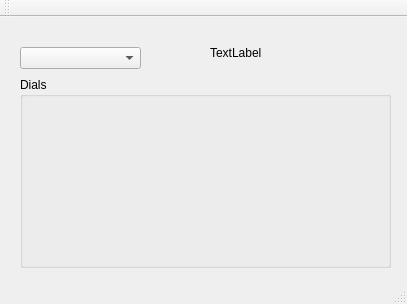
The window that mainwindow.ui (AlexPelmen/RaskolBass) describes before a commit, drawn with Qt 5.
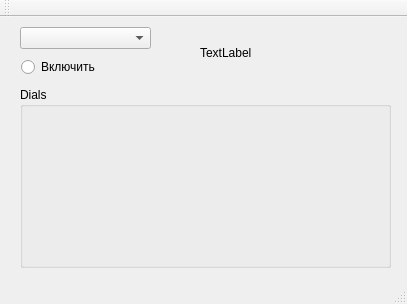
The same window after the commit.

The edit to the form file:
```diff
--- a/mainwindow.ui
+++ b/mainwindow.ui
@@ -17,9 +17,9 @@
    <widget class="QLabel" name="label">
     <property name="geometry">
      <rect>
-      <x>210</x>
+      <x>200</x>
       <y>10</y>
-      <width>181</width>
+      <width>191</width>
       <height>51</height>
      </rect>
     </property>
@@ -31,8 +31,8 @@
     <property name="geometry">
      <rect>
       <x>20</x>
-      <y>30</y>
-      <width>121</width>
+      <y>10</y>
+      <width>131</width>
       <height>22</height>
      </rect>
     </property>
@@ -44,15 +44,28 @@
     <property name="geometry">
      <rect>
       <x>20</x>
-      <y>60</y>
+      <y>70</y>
       <width>371</width>
-      <height>191</height>
+      <height>181</height>
      </rect>
     </property>
     <property name="title">
      <string>Dials</string>
     </property>
    </widget>
+   <widget class="QRadioButton" name="radioButton">
+    <property name="geometry">
+     <rect>
+      <x>21</x>
+      <y>40</y>
+      <width>81</width>
+      <height>20</height>
+     </rect>
+    </property>
+    <property name="text">
+     <string>Включить</string>
+    </property>
+   </widget>
   </widget>
   <widget class="QMenuBar" name="menuBar">
    <property name="geometry">
```
